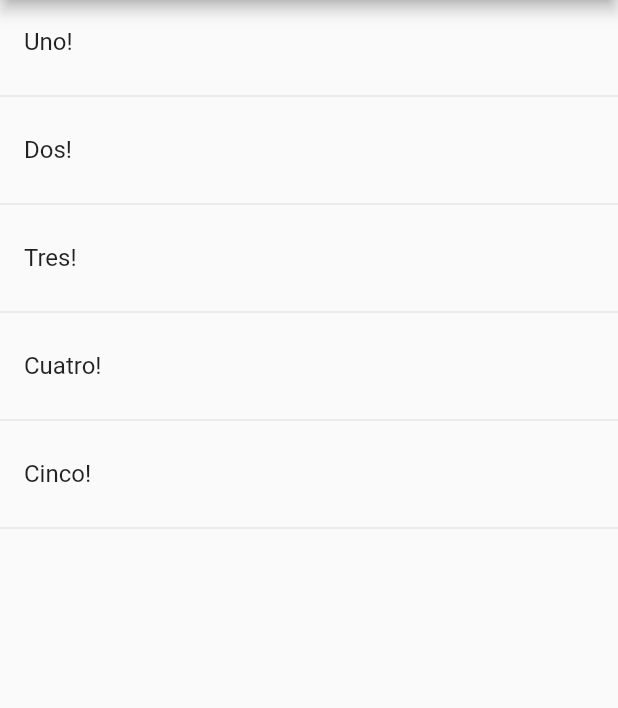
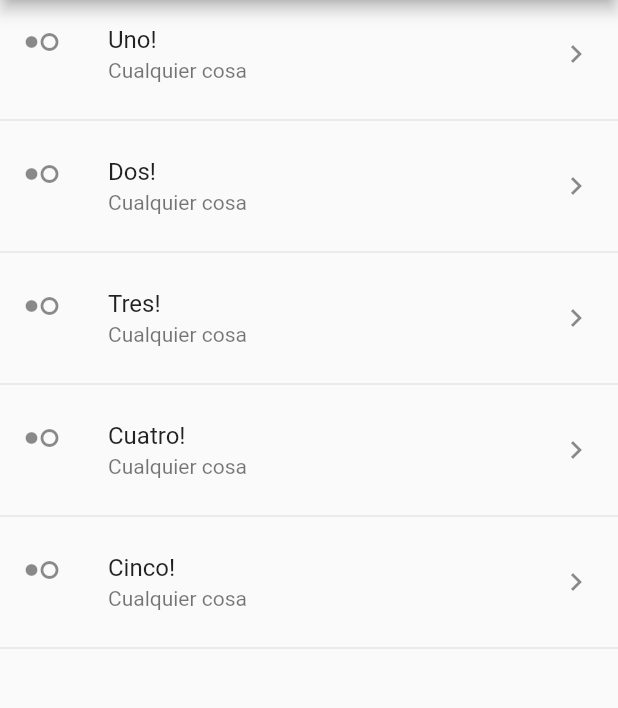
Before and after one commit to bgarcia95/componentes, a Flutter app: the screen it shows after launch, on a phone screen of 412 x 824 dp, the part 84-792 px from its top. Run offline on Flutter 3.47's test engine with Material 2 defaults, Android fonts, the phone set to English and light mode, and no system bars.

Commit message:
finished HomePageTemp

```diff
--- a/lib/src/pages/home_temp.dart
+++ b/lib/src/pages/home_temp.dart
@@ -43,6 +43,10 @@ class HomePageTemp extends StatelessWidget {
         children: <Widget>[
           ListTile(
             title: Text(item + '!'),
+            subtitle: Text('Cualquier cosa'),
+            leading: Icon(Icons.hdr_weak),
+            trailing: Icon(Icons.keyboard_arrow_right),
+            onTap: (){},
           ),
           Divider(),
         ],
```
Also changed, not shown: lib/src/pages/home_page.dart (added).
